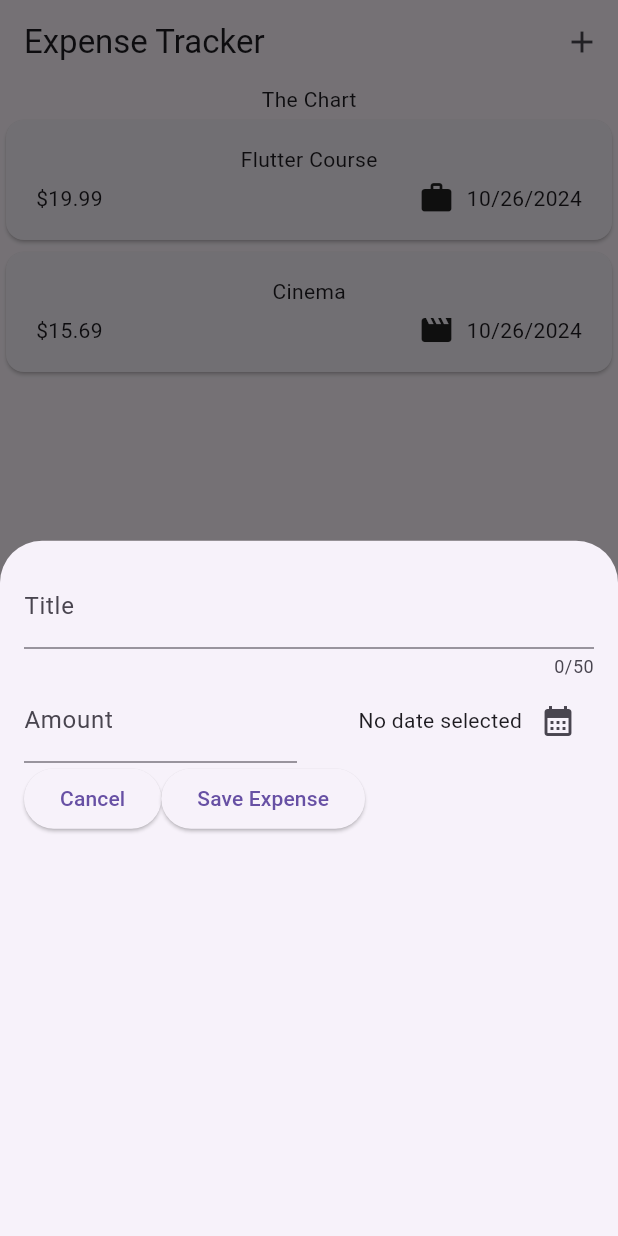
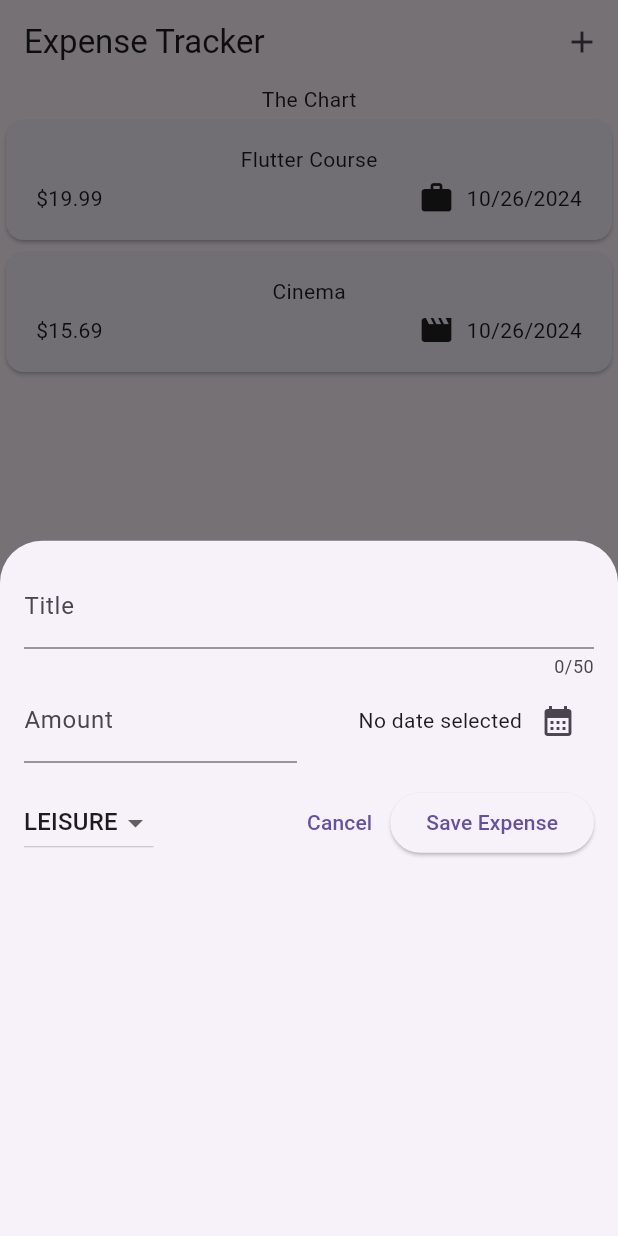
Before and after one commit to Shehab-Emad20/Expense_Tracker_App, a Flutter app: the screen it shows after launch, after a tap on the "add" icon, on a phone screen of 412 x 824 dp. Run offline on Flutter 3.47's test engine with Material 3 defaults, Android fonts, the phone set to English and light mode, and no system bars.

Commit message:
Adding a Dropdown Button

```diff
--- a/lib/model/expenses.dart
+++ b/lib/model/expenses.dart
@@ -1,10 +1,10 @@
 import 'package:flutter/material.dart';
+import 'package:uuid/uuid.dart';
 import 'package:intl/intl.dart';
-import 'package:uuid/uuid.dart';
+
+final formatter = DateFormat.yMd();
 
 const uuid = Uuid();
-
-final formatter = DateFormat.yMd();
 
 enum Category { food, travel, leisure, work }
 
@@ -16,17 +16,20 @@ const categoryIcons = {
 };
 
 class Expense {
-  final String title, id;
-  final double amount;
-  final DateTime date;
-  final Category category;
-
-  String get formattedDate => formatter.format(date);
-
   Expense({
     required this.title,
     required this.amount,
     required this.date,
     required this.category,
   }) : id = uuid.v4();
+
+  final String id;
+  final String title;
+  final double amount;
+  final DateTime date;
+  final Category category;
+
+  String get formattedDate {
+    return formatter.format(date);
+  }
 }
--- a/lib/widgets/new_expense.dart
+++ b/lib/widgets/new_expense.dart
@@ -1,3 +1,4 @@
+import 'package:expense_tracker/model/expenses.dart' as expense;
 import 'package:flutter/material.dart';
 import 'package:intl/intl.dart';
 
@@ -14,6 +15,8 @@ class _NewExpenseState extends State<NewExpense> {
   final titleController = TextEditingController();
   final amountController = TextEditingController();
   DateTime? selectedDate;
+  expense.Category selectedCategory = expense.Category.leisure;
+
   void presentDatePicker() async {
     final now = DateTime.now();
     final firstDate = DateTime(now.year - 1, now.month, now.day);
@@ -22,7 +25,8 @@ class _NewExpenseState extends State<NewExpense> {
       context: context,
       initialDate: now,
       firstDate: firstDate,
-        lastDate: now);
+      lastDate: now,
+    );
     setState(() {
       selectedDate = pickedDate;
     });
@@ -73,23 +77,50 @@ class _NewExpenseState extends State<NewExpense> {
                         : formatter.format(selectedDate!)),
                     IconButton(
                       onPressed: presentDatePicker,
-                        icon: const Icon(Icons.calendar_month))
+                      icon: const Icon(Icons.calendar_month),
+                    ),
                   ],
                 ),
               )
             ],
           ),
+          const SizedBox(height: 16),
           Row(
             children: [
-              ElevatedButton(
+              DropdownButton<expense.Category>(
+                value: selectedCategory,
+                items: expense.Category.values
+                    .map(
+                      (category) => DropdownMenuItem(
+                        value: category,
+                        child: Text(
+                          category.name.toUpperCase(),
+                        ),
+                      ),
+                    )
+                    .toList(),
+                onChanged: (expense.Category? value) {
+                  if (value == null) return;
+                  setState(() {
+                    selectedCategory = value;
+                  });
+                },
+              ),
+              const Spacer(),
+              TextButton(
                 onPressed: () {
                   Navigator.pop(context);
                 },
-                  child: const Text('Cancel')),
+                child: const Text('Cancel'),
+              ),
               ElevatedButton(
-                  onPressed: () {}, child: const Text('Save Expense'))
+                onPressed: () {
+                  // Save expense logic goes here
+                },
+                child: const Text('Save Expense'),
+              ),
             ],
-          )
+          ),
         ],
       ),
     );
```
Lines whose indentation alone changed are shown as unchanged.
